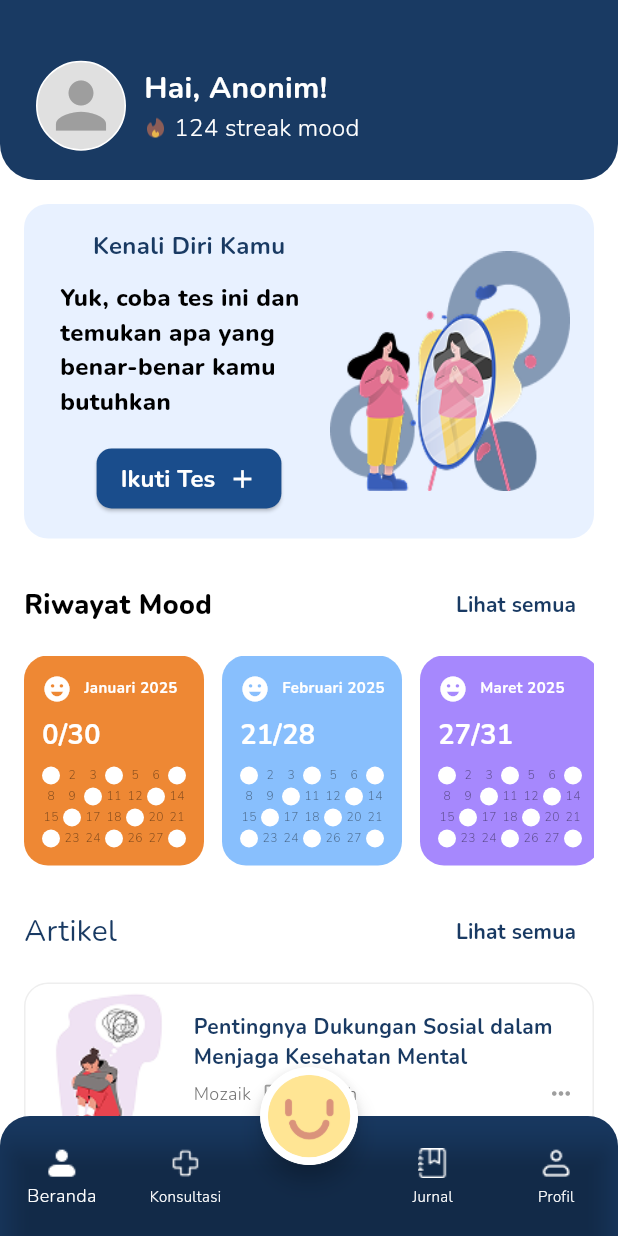
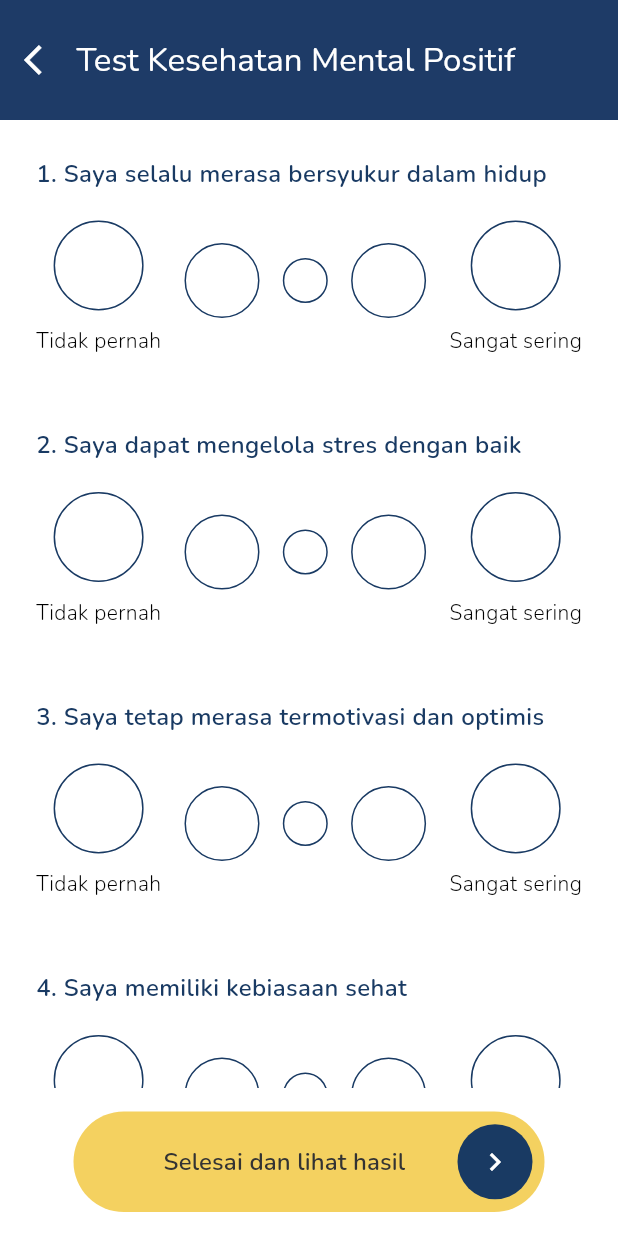
Before and after one commit to rizqiaditya222/raion_intern_15, a Flutter app: the screen it shows after launch, after a tap on "Ikuti Tes", on a phone screen of 412 x 824 dp. Run offline on Flutter 3.47's test engine with Material 3 defaults, Android fonts, the phone set to English and light mode, and no system bars; our stand-ins replace cloud_firestore, firebase_auth, firebase_core, firebase_database, get_it, google_fonts; accounts and stored records are empty.

Commit message:
add test, hasil test blm, design kurang jelas

```diff
--- /dev/null
+++ b/lib/assets/widgets/button_next_test.dart
@@ -0,0 +1,60 @@
+import 'package:flutter/material.dart';
+import 'package:raion_intern_15/assets/color.dart';
+
+class SubmitButtonWidget extends StatelessWidget {
+  final VoidCallback onPressed;
+
+  const SubmitButtonWidget({super.key, required this.onPressed});
+
+  @override
+  Widget build(BuildContext context) {
+    return Container(
+      width: 314,
+      height: 67,
+      child: ElevatedButton(
+        onPressed: onPressed,
+        style: ElevatedButton.styleFrom(
+          backgroundColor: secondaryYellow[50],
+          foregroundColor: Colors.black,
+          shape: RoundedRectangleBorder(
+            borderRadius: BorderRadius.circular(1234),
+          ),
+          padding: EdgeInsets.zero,
+          elevation: 0,
+        ),
+        child: Row(
+          mainAxisAlignment: MainAxisAlignment.center,
+          children: [
+            const Padding(
+              padding: EdgeInsets.only(left: 60),
+              child: Text(
+                "Selesai dan lihat hasil",
+                style: TextStyle(
+                  fontWeight: FontWeight.w600,
+                  fontSize: 16,
+                  fontFamily: "Nunito",
+                  color: Color(0xFF333333),
+                ),
+              ),
+            ),
+            Spacer(),
+            Container(
+              width: 50,
+              height: 50,
+              margin: const EdgeInsets.only(right: 8),
+              decoration: const BoxDecoration(
+                color: Color(0xFF193A63),
+                shape: BoxShape.circle,
+              ),
+              child: const Icon(
+                Icons.chevron_right,
+                color: Colors.white,
+                size: 24,
+              ),
+            ),
+          ],
+        ),
+      ),
+    );
+  }
+}
--- /dev/null
+++ b/lib/assets/widgets/soal_test.dart
@@ -0,0 +1,108 @@
+import 'package:flutter/material.dart';
+import 'package:raion_intern_15/assets/color.dart';
+
+class QuestionWidget extends StatefulWidget {
+  final int index;
+  final String question;
+  final int? selectedOption;
+  final ValueChanged<int?> onChanged;
+
+  const QuestionWidget({
+    super.key,
+    required this.index,
+    required this.question,
+    required this.selectedOption,
+    required this.onChanged,
+  });
+
+  @override
+  _QuestionWidgetState createState() => _QuestionWidgetState();
+}
+
+class _QuestionWidgetState extends State<QuestionWidget> {
+  int? selected;
+
+  @override
+  void initState() {
+    super.initState();
+    selected = widget.selectedOption;
+  }
+
+  @override
+  Widget build(BuildContext context) {
+    return Column(
+      crossAxisAlignment: CrossAxisAlignment.start,
+      children: [
+        Text(
+          widget.question,
+          style: const TextStyle(
+            fontSize: 16,
+            fontWeight: FontWeight.w600,
+            fontFamily: "Nunito",
+          ),
+        ),
+        const SizedBox(height: 20),
+        Row(
+          mainAxisAlignment: MainAxisAlignment.spaceBetween,
+          children: List.generate(5, (optionIndex) {
+            double size;
+            if (optionIndex == 2) {
+              size = 30.0;
+            } else if (optionIndex == 1 || optionIndex == 3) {
+              size = 50.0;
+            } else {
+              size = 60.0;
+            }
+
+            return Column(
+              children: [
+                GestureDetector(
+                  onTap: () {
+                    setState(() {
+                      selected = optionIndex;
+                    });
+                    widget.onChanged(optionIndex);
+                  },
+                  child: Container(
+                    width: size,
+                    height: size,
+                    decoration: BoxDecoration(
+                      shape: BoxShape.circle,
+                      border: Border.all(
+                        color: Color(0xFF193A63),
+                        width: 1,
+                      ),
+                    ),
+                    child: selected == optionIndex
+                        ? Center(
+                            child: Container(
+                              width: size * 0.8,
+                              height: size * 0.8,
+                              decoration: BoxDecoration(
+                                shape: BoxShape.circle,
+                                color: primary[70],
+                              ),
+                            ),
+                          )
+                        : null,
+                  ),
+                ),
+                const SizedBox(height: 10),
+                if (optionIndex == 0)
+                  const Text(
+                    "Tidak pernah",
+                    style: TextStyle(fontSize: 14, color: Colors.black),
+                  ),
+                if (optionIndex == 4)
+                  const Text(
+                    "Sangat sering",
+                    style: TextStyle(fontSize: 14, color: Colors.black),
+                  ),
+              ],
+            );
+          }),
+        ),
+      ],
+    );
+  }
+}
--- a/lib/features/presentation/screens/beranda_screen/beranda_screen..dart
+++ b/lib/features/presentation/screens/beranda_screen/beranda_screen..dart
@@ -18,7 +18,7 @@ class _BerandaScreenState extends State<BerandaScreen> {
       appBar: PreferredSize(
         preferredSize: const Size.fromHeight(120),
         child: AppBar(
-          backgroundColor: Color(0xFF193A63),
+          backgroundColor: primary[90],
           elevation: 0,
           shape: const RoundedRectangleBorder(
             borderRadius: BorderRadius.only(
@@ -90,6 +90,9 @@ class _BerandaScreenState extends State<BerandaScreen> {
           child: Column(
             crossAxisAlignment: CrossAxisAlignment.start,
             children: [
+              SizedBox(
+                height: 5,
+              ),
               Container(
                 padding: const EdgeInsets.all(16),
                 decoration: BoxDecoration(
@@ -133,7 +136,9 @@ class _BerandaScreenState extends State<BerandaScreen> {
                           ),
                           const SizedBox(height: 8),
                           ElevatedButton(
-                            onPressed: () {},
+                            onPressed: () {
+                              Navigator.pushNamed(context, '/mentaltest');
+                            },
                             style: ElevatedButton.styleFrom(
                               foregroundColor: Colors.white54,
                               backgroundColor: const Color(0xFF1A4D8C),
@@ -280,6 +285,7 @@ class _BerandaScreenState extends State<BerandaScreen> {
                 'Teman baik kurangi beban pikiran yang menumpuk terus',
                 'lib/assets/images/beranda/artikel3.png',
               ),
+              const SizedBox(height: 20),
             ],
           ),
         ),
@@ -360,7 +366,7 @@ class _BerandaScreenState extends State<BerandaScreen> {
   Widget _buildArticleCard(String title, String imagePath) {
     return Container(
       decoration: BoxDecoration(
-        border: Border.all(color: Colors.grey.shade200),
+        color: Color(0xFFFAFAFA),
         borderRadius: BorderRadius.circular(16),
       ),
       child: Row(
@@ -394,7 +400,9 @@ class _BerandaScreenState extends State<BerandaScreen> {
                     overflow: TextOverflow.ellipsis,
                   ),
                   SizedBox(height: 6),
-                  Row(
+                  Padding(
+                    padding: const EdgeInsets.only(right: 25),
+                    child: Row(
                       children: [
                         Text(
                           "Mozaik",
@@ -433,6 +441,7 @@ class _BerandaScreenState extends State<BerandaScreen> {
                         ),
                       ],
                     ),
+                  ),
                 ],
               ),
             ),
--- a/lib/features/presentation/screens/jurnal_screen/jurnalblank.dart
+++ b/lib/features/presentation/screens/jurnal_screen/jurnalblank.dart
@@ -14,7 +14,7 @@ class _JurnalblankState extends State<Jurnalblank> {
     return Scaffold(
       body: Center(
         child: Padding(
-          padding: const EdgeInsets.all(16.0), // Add padding here
+          padding: const EdgeInsets.all(16.0),
           child: Column(
             mainAxisAlignment: MainAxisAlignment.center,
             children: [
--- /dev/null
+++ b/lib/features/presentation/screens/test_screen/mental_health_test.dart
@@ -0,0 +1,163 @@
+import 'package:flutter/material.dart';
+import 'package:raion_intern_15/assets/color.dart';
+import 'package:raion_intern_15/assets/widgets/button_next_test.dart';
+import 'package:raion_intern_15/assets/widgets/soal_test.dart';
+
+class MentalHealthTest extends StatefulWidget {
+  const MentalHealthTest({super.key});
+
+  @override
+  State<MentalHealthTest> createState() => _MentalHealthTestState();
+}
+
+class _MentalHealthTestState extends State<MentalHealthTest> {
+  final PageController _pageController = PageController(initialPage: 0);
+  int _currentPage = 0;
+
+  // Data untuk semua kategori test
+  final List<Map<String, dynamic>> _testCategories = [
+    {
+      "title": "Test Kesehatan Mental Positif",
+      "questions": [
+        "1. Saya selalu merasa bersyukur dalam hidup",
+        "2. Saya dapat mengelola stres dengan baik",
+        "3. Saya tetap merasa termotivasi dan optimis",
+        "4. Saya memiliki kebiasaan sehat",
+        "5. Saya secara rutin mengekspresikan rasa syukur",
+        "6. Saya mampu menjaga keseimbangan",
+      ],
+      "selectedOptions": List.generate(6, (_) => null),
+    },
+    {
+      "title": "Test Kesehatan Mental Negatif",
+      "questions": [
+        "1. Saya sering merasa lelah tanpa alasan",
+        "2. Saya sering merasa cemas atau gelisah",
+        "3. Saya sering mengalami kesulitan tidur",
+        "4. Saya sulit berkonsentrasi dalam aktivitas",
+        "5. Saya merasa tidak punya motivasi",
+        "6. Saya sering merasa tidak berharga",
+      ],
+      "selectedOptions": List.generate(6, (_) => null),
+    },
+    {
+      "title": "Test Kesehatan Gaya Hidup",
+      "questions": [
+        "1. Saya rutin berolahraga setiap harinya",
+        "2. Saya mengonsumsi makanan sehat dan bergizi",
+        "3. Saya mengatur waktu kerja dengan baik",
+        "4. Saya tidur cukup selama 7-9 jam setiap malam",
+        "5. Saya meluangkan waktu untuk bersantai",
+      ],
+      "selectedOptions": List.generate(5, (_) => null),
+    },
+  ];
+
+  @override
+  void dispose() {
+    _pageController.dispose();
+    super.dispose();
+  }
+
+  void _nextPage() {
+    if (_currentPage < _testCategories.length - 1) {
+      _pageController.nextPage(
+        duration: const Duration(milliseconds: 300),
+        curve: Curves.easeInOut,
+      );
+    } else {
+      Navigator.pushReplacementNamed(context, '/main');
+    }
+  }
+
+  void _previousPage() {
+    if (_currentPage > 0) {
+      _pageController.previousPage(
+        duration: const Duration(milliseconds: 300),
+        curve: Curves.easeInOut,
+      );
+    } else {
+      Navigator.pop(context);
+    }
+  }
+
+  @override
+  Widget build(BuildContext context) {
+    return Scaffold(
+      appBar: AppBar(
+        title: Text(
+          _testCategories[_currentPage]["title"],
+          style: const TextStyle(
+            color: Colors.white,
+            fontFamily: "Nunito",
+          ),
+        ),
+        leading: IconButton(
+          icon: const Icon(Icons.arrow_back_ios, color: Colors.white),
+          onPressed: _previousPage,
+        ),
+        backgroundColor: primary[90],
+        elevation: 2,
+        toolbarHeight: 80,
+        titleSpacing: -5,
+      ),
+      body: SafeArea(
+        child: Column(
+          children: [
+            Expanded(
+              child: PageView.builder(
+                controller: _pageController,
+                onPageChanged: (int page) {
+                  setState(() {
+                    _currentPage = page;
+                  });
+                },
+                physics:
+                    const NeverScrollableScrollPhysics(), // Disable swipe to ensure user answers questions
+                itemCount: _testCategories.length,
+                itemBuilder: (context, categoryIndex) {
+                  final category = _testCategories[categoryIndex];
+                  final questions = category["questions"] as List<String>;
+                  final selectedOptions =
+                      category["selectedOptions"] as List<int?>;
+
+                  return ListView.builder(
+                    padding: const EdgeInsets.all(24.0),
+                    itemCount: questions.length,
+                    itemBuilder: (context, questionIndex) {
+                      return Column(
+                        children: [
+                          SizedBox(height: questionIndex == 0 ? 0 : 18),
+                          QuestionWidget(
+                            index: questionIndex,
+                            question: questions[questionIndex],
+                            selectedOption: selectedOptions[questionIndex],
+                            onChanged: (value) {
+                              setState(() {
+                                selectedOptions[questionIndex] = value;
+                              });
+                            },
+                          ),
+                          const SizedBox(height: 30),
+                        ],
+                      );
+                    },
+                  );
+                },
+              ),
+            ),
+            Padding(
+              padding:
+                  const EdgeInsets.symmetric(horizontal: 24.0, vertical: 16.0),
+              child: SubmitButtonWidget(
+                onPressed: () {
+                  _nextPage();
+                },
+              ),
+            ),
+          ],
+        ),
+      ),
+    );
+  }
+}
--- a/lib/main.dart
+++ b/lib/main.dart
@@ -1,6 +1,7 @@
 import 'package:flutter/material.dart';
 import 'package:firebase_core/firebase_core.dart';
 import 'package:raion_intern_15/assets/themeData.dart';
+import 'package:raion_intern_15/assets/widgets/loading_indicator.dart';
 import 'package:raion_intern_15/features/presentation/screens/jurnal_screen/jurnal_manager.dart';
 import 'package:raion_intern_15/features/presentation/screens/jurnal_screen/jurnal_screen.dart';
 import 'package:raion_intern_15/features/presentation/screens/jurnal_screen/jurnalselect.dart';
@@ -16,6 +17,8 @@ import 'package:raion_intern_15/features/presentation/screens/profile_screen/faq
 import 'package:raion_intern_15/features/presentation/screens/profile_screen/privacy_policy.dart';
 import 'package:raion_intern_15/features/presentation/screens/profile_screen/profile_screen.dart';
 import 'package:raion_intern_15/features/presentation/screens/profile_screen/term_of_service.dart';
+import 'package:raion_intern_15/features/presentation/screens/test_screen/mental_health_test.dart';
+import 'package:raion_intern_15/features/presentation/screens/test_screen/test_hasil.dart';
 import 'features/presentation/screens/login_screen/login_page.dart';
 import 'features/presentation/screens/signup_screen/sign_up_patients.dart';
 import 'firebase_options.dart';
@@ -90,6 +93,9 @@ class MyApp extends StatelessWidget {
           '/jurnaltext': (context) => const Jurnaltext(),
           '/jurnalscreen': (context) => const JurnalScreen(),
           '/jurnalmanager': (context) => const JurnalManager(),
+          '/testloading': (context) => const LoadingIndicator(),
+          '/testhasil': (context) => const TestHasil(),
+          '/mentaltest': (context) => const MentalHealthTest(),
         },
       ),
     );
--- a/pubspec.yaml
+++ b/pubspec.yaml
@@ -54,3 +54,4 @@ flutter:
     - lib/assets/images/beranda/artikel2.png
     - lib/assets/images/beranda/artikel3.png
     - lib/assets/images/beranda/positiveAffirmation.png
+    - lib/assets/images/test_result/deepbreath.png
```
Also changed, not shown: lib/assets/widgets/loading_indicator.dart (added, +64 -0 lines), lib/features/presentation/screens/test_screen/loading_screen.dart (added, +34 -0 lines), lib/features/presentation/screens/test_screen/test_hasil.dart (added, +29 -0 lines), lib/assets/images/test_result/deepbreath.png (added), 4 other files. Lines whose indentation alone changed are shown as unchanged.
